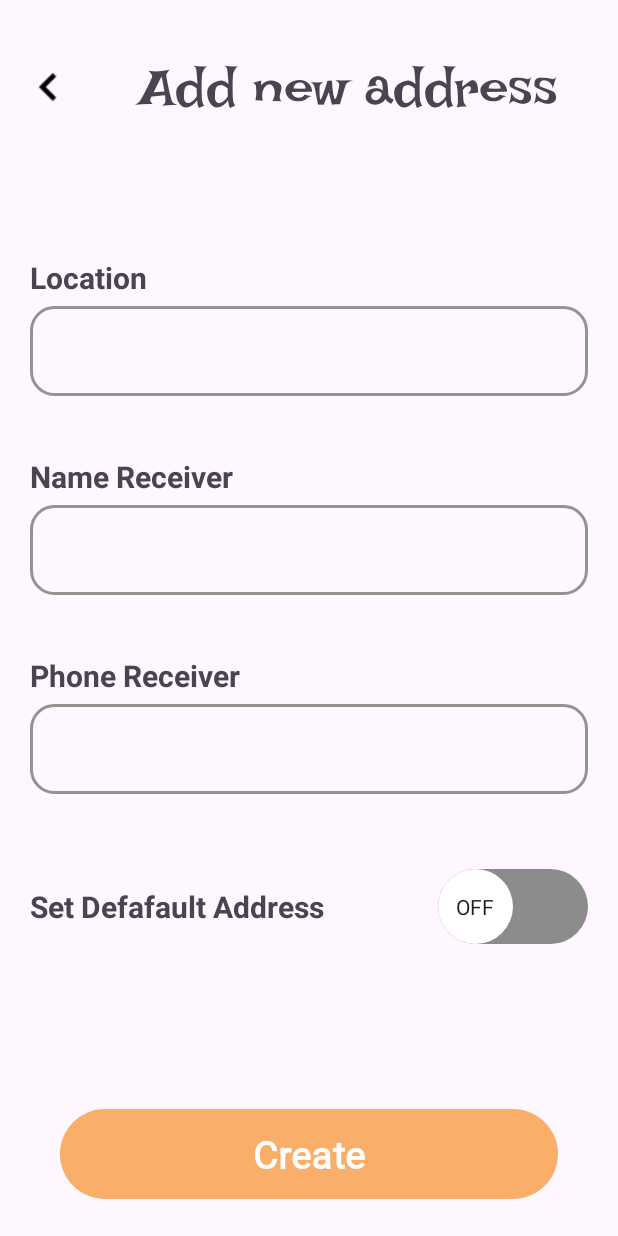
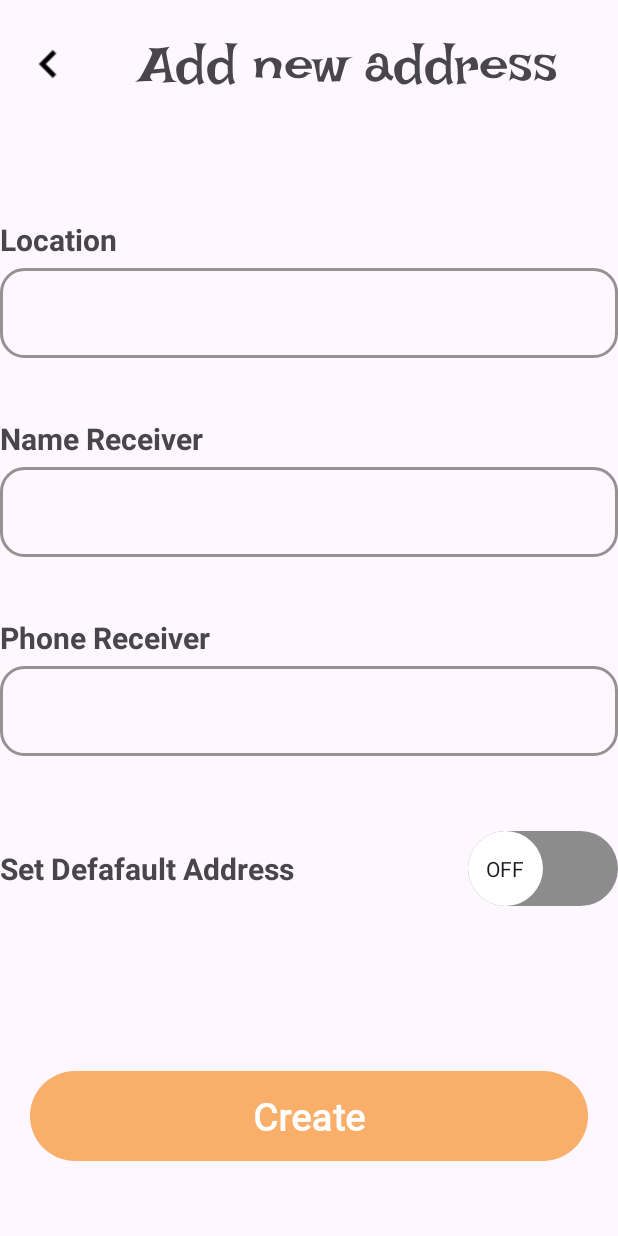
Before and after one commit to HcLng786790/SnackSnapApp-Android, an Android app: the layout activity_add_address.xml on its own in the app's theme, with its tools: preview values and no code run, on a phone screen of 412 x 824 dp. Run offline under Robolectric (Android 15) with nearby library versions, the phone set to English and light mode, and no system bars.

Commit message:
update the second

```diff
--- a/app/src/main/java/com/huuduc/giuaky/activity/ProfileActivity.java
+++ b/app/src/main/java/com/huuduc/giuaky/activity/ProfileActivity.java
@@ -116,10 +116,10 @@ public class ProfileActivity extends AppCompatActivity {
             return;
         }
 
-        if (checkSelfPermission(Manifest.permission.READ_MEDIA_IMAGES) == PackageManager.PERMISSION_GRANTED) {
+        if (checkSelfPermission(Manifest.permission.READ_EXTERNAL_STORAGE) == PackageManager.PERMISSION_GRANTED) {
             openGallery();
         } else {
-            String[] permisson = {Manifest.permission.READ_MEDIA_IMAGES};
+            String[] permisson = {Manifest.permission.READ_EXTERNAL_STORAGE};
             requestPermissions(permisson, MY_REQUEST_CODE);
         }
     }
--- a/app/src/main/java/com/huuduc/giuaky/activity/admin/AdminLoginActivity.java
+++ b/app/src/main/java/com/huuduc/giuaky/activity/admin/AdminLoginActivity.java
@@ -17,6 +17,7 @@ import com.huuduc.giuaky.data.DTO.AuthenDTORequest;
 import com.huuduc.giuaky.data.DTO.AuthenDTOResponse;
 import com.huuduc.giuaky.retrofit.AuthenApi;
 import com.huuduc.giuaky.retrofit.RetrofitService;
+import com.huuduc.giuaky.sharedreferent.TokenManager;
 
 import retrofit2.Call;
 import retrofit2.Callback;
@@ -30,6 +31,8 @@ public class AdminLoginActivity extends AppCompatActivity {
 
     private Intent intent;
 
+    private TokenManager tokenManager;
+
     public static String token ="Bearer ";
 
 
@@ -37,11 +40,13 @@ public class AdminLoginActivity extends AppCompatActivity {
     protected void onCreate(Bundle savedInstanceState) {
         super.onCreate(savedInstanceState);
         setContentView(R.layout.activity_admin_login);
+        tokenManager = new TokenManager(this);
         setControl();
         setEvent();
     }
 
     private void setEvent() {
+
         txtUser.setOnClickListener(new View.OnClickListener() {
             @Override
             public void onClick(View v) {
--- a/app/src/main/java/com/huuduc/giuaky/activity/admin/DashboardActivity.java
+++ b/app/src/main/java/com/huuduc/giuaky/activity/admin/DashboardActivity.java
@@ -12,6 +12,7 @@ import android.widget.Toast;
 
 import com.huuduc.giuaky.R;
 import com.huuduc.giuaky.ThongKeActivity;
+import com.huuduc.giuaky.activity.LoginActivity;
 import com.huuduc.giuaky.data.orders.Orders;
 import com.huuduc.giuaky.retrofit.OrdersApi;
 import com.huuduc.giuaky.retrofit.RetrofitService;
@@ -86,7 +87,8 @@ public class DashboardActivity extends AppCompatActivity {
         lnLogOut.setOnClickListener(new View.OnClickListener() {
             @Override
             public void onClick(View v) {
-                Intent intent = new Intent(DashboardActivity.this, AdminLoginActivity.class);
+                AdminLoginActivity.token="Bearer ";
+                Intent intent = new Intent(DashboardActivity.this, LoginActivity.class);
                 startActivity(intent);
                 finish();
             }
@@ -128,8 +130,6 @@ public class DashboardActivity extends AppCompatActivity {
                     public void onResponse(Call<Long> call, Response<Long> response) {
                         if (response.isSuccessful()) {
                             txtPendingCount.setText(response.body().toString());
-                        }else{
-                            Toast.makeText(DashboardActivity.this,"Không có quyền",Toast.LENGTH_SHORT).show();
                         }
                     }
 
--- a/app/src/main/res/layout/activity_add_address.xml
+++ b/app/src/main/res/layout/activity_add_address.xml
@@ -1,18 +1,20 @@
 <?xml version="1.0" encoding="utf-8"?>
-<LinearLayout xmlns:android="http://schemas.android.com/apk/res/android"
+<androidx.constraintlayout.widget.ConstraintLayout xmlns:android="http://schemas.android.com/apk/res/android"
     xmlns:app="http://schemas.android.com/apk/res-auto"
     xmlns:tools="http://schemas.android.com/tools"
     android:layout_width="match_parent"
     android:layout_height="match_parent"
-    android:orientation="vertical"
     tools:context=".activity.AddAddressActivity">
 
     <LinearLayout
+        android:id="@+id/txtTitle"
         android:layout_width="match_parent"
         android:layout_height="86dp"
         android:orientation="horizontal"
         android:gravity="center"
-        android:layout_marginTop="15dp">
+        app:layout_constraintStart_toStartOf="parent"
+        app:layout_constraintTop_toTopOf="parent"
+        app:layout_constraintEnd_toEndOf="parent">
 
         <ImageView
             android:id="@+id/iconBack"
@@ -34,66 +36,65 @@
 
     <LinearLayout
         android:layout_width="match_parent"
-        android:layout_height="match_parent"
+        android:layout_height="wrap_content"
         android:orientation="vertical"
-        android:layout_margin="20dp">
+        app:layout_constraintBottom_toBottomOf="parent"
+        app:layout_constraintTop_toBottomOf="@+id/txtTitle"
+        app:layout_constraintStart_toStartOf="parent">
 
         <TextView
             android:layout_width="match_parent"
             android:layout_height="wrap_content"
+            android:layout_marginTop="10dp"
             android:text="Location"
-            android:textStyle="bold"
             android:textSize="20dp"
-            android:layout_marginTop="50dp"
-            />
+            android:textStyle="bold" />
 
         <EditText
             android:id="@+id/edtLocation"
             android:layout_width="match_parent"
             android:layout_height="wrap_content"
-            android:textSize="20dp"
+            android:layout_marginTop="5dp"
+            android:layout_marginBottom="10dp"
+            android:background="@drawable/custome_edt_profile"
             android:padding="10dp"
-            android:background="@drawable/custome_edt_profile"
-            android:layout_marginTop="5dp"
-            android:layout_marginBottom="10dp"/>
+            android:textSize="20dp" />
 
         <TextView
             android:layout_width="match_parent"
             android:layout_height="wrap_content"
+            android:layout_marginTop="30dp"
             android:text="Name Receiver"
-            android:textStyle="bold"
-            android:layout_marginTop="30dp"
             android:textSize="20dp"
-            />
+            android:textStyle="bold" />
 
         <EditText
             android:id="@+id/edtNameReceiver"
             android:layout_width="match_parent"
             android:layout_height="wrap_content"
-            android:textSize="20dp"
+            android:layout_marginTop="5dp"
+            android:layout_marginBottom="10dp"
             android:background="@drawable/custome_edt_profile"
             android:padding="10dp"
-            android:layout_marginTop="5dp"
-            android:layout_marginBottom="10dp"/>
+            android:textSize="20dp" />
 
         <TextView
-            android:layout_marginTop="30dp"
             android:layout_width="match_parent"
             android:layout_height="wrap_content"
+            android:layout_marginTop="30dp"
             android:text="Phone Receiver"
-            android:textStyle="bold"
             android:textSize="20dp"
-            />
+            android:textStyle="bold" />
 
         <EditText
             android:id="@+id/edtPhoneReveiver"
             android:layout_width="match_parent"
             android:layout_height="wrap_content"
+            android:layout_marginTop="5dp"
+            android:layout_marginBottom="10dp"
             android:background="@drawable/custome_edt_profile"
             android:padding="10dp"
-            android:textSize="20dp"
-            android:layout_marginTop="5dp"
-            android:layout_marginBottom="10dp"/>
+            android:textSize="20dp" />
 
         <LinearLayout
             android:layout_width="match_parent"
@@ -104,23 +105,22 @@
             <TextView
                 android:layout_width="wrap_content"
                 android:layout_height="wrap_content"
+                android:layout_gravity="center"
+                android:layout_weight="3"
                 android:text="Set Defafault Address"
-                android:textStyle="bold"
-                android:layout_weight="3"
-                android:layout_gravity="center"
                 android:textSize="20dp"
-                />
+                android:textStyle="bold" />
 
             <androidx.appcompat.widget.SwitchCompat
                 android:id="@+id/swCompat"
                 android:layout_width="wrap_content"
                 android:layout_height="wrap_content"
-                app:thumbTint="@null"
-                app:trackTint="@null"
                 android:layout_gravity="center_vertical"
                 android:thumb="@drawable/switch_custome"
                 app:showText="true"
-                app:track="@drawable/track"/>
+                app:thumbTint="@null"
+                app:track="@drawable/track"
+                app:trackTint="@null" />
         </LinearLayout>
 
 
@@ -129,8 +129,8 @@
             android:layout_width="match_parent"
             android:layout_height="wrap_content"
             android:layout_marginStart="20dp"
+            android:layout_marginTop="100dp"
             android:layout_marginEnd="20dp"
-            android:layout_marginTop="100dp"
             android:background="@drawable/custom_btn_order"
             android:fontFamily="@font/inter_font"
             android:text="Create"
@@ -139,4 +139,4 @@
             app:backgroundTint="@null" />
     </LinearLayout>
 
-</LinearLayout>
+</androidx.constraintlayout.widget.ConstraintLayout>
```
Also changed, not shown: app/src/main/java/com/huuduc/giuaky/activity/RegisterActivity.java (+10 -0 lines), app/src/main/java/com/huuduc/giuaky/activity/fragmentMain/FavoriteFragment.java (+20 -0 lines), app/src/main/java/com/huuduc/giuaky/adapter/FavoriteAdapter.java (+40 -1 lines), app/src/main/res/layout/activity_add_product.xml (+10 -4 lines), app/src/main/res/layout/activity_main.xml (+9 -3 lines), app/src/main/res/layout/activity_register.xml (+22 -11 lines), app/src/main/res/layout/fragment_favorite.xml (+11 -0 lines), app/src/main/res/layout/fragment_home.xml (+0 -11 lines), app/src/main/res/layout/item_orders.xml (+4 -3 lines).
